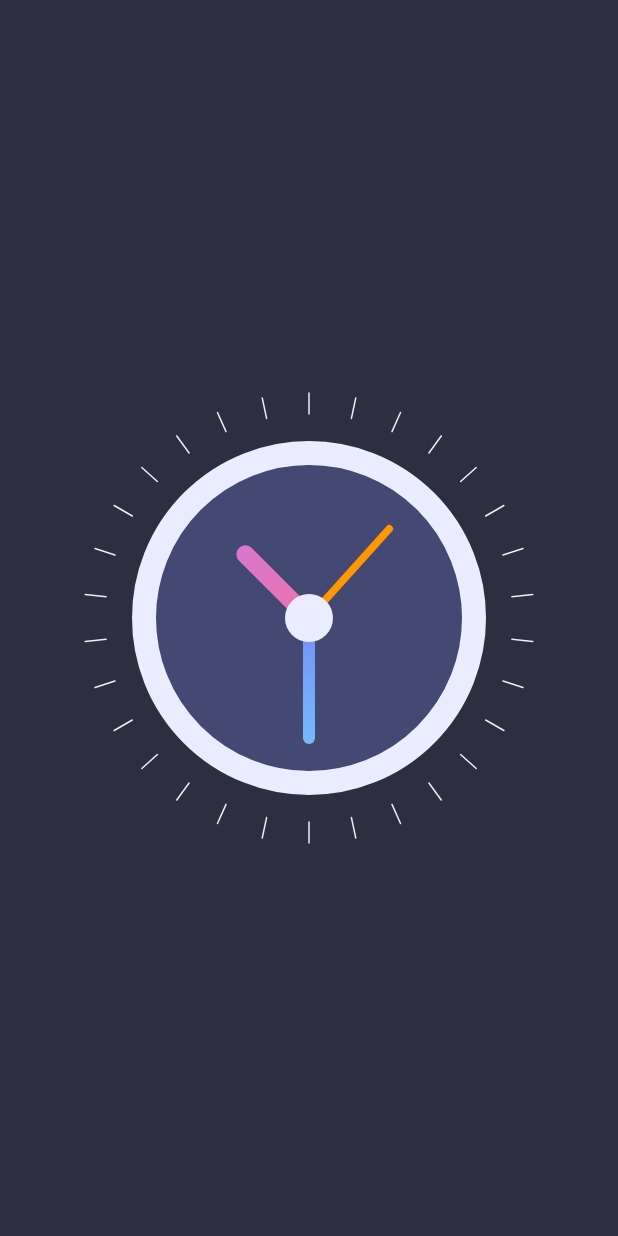
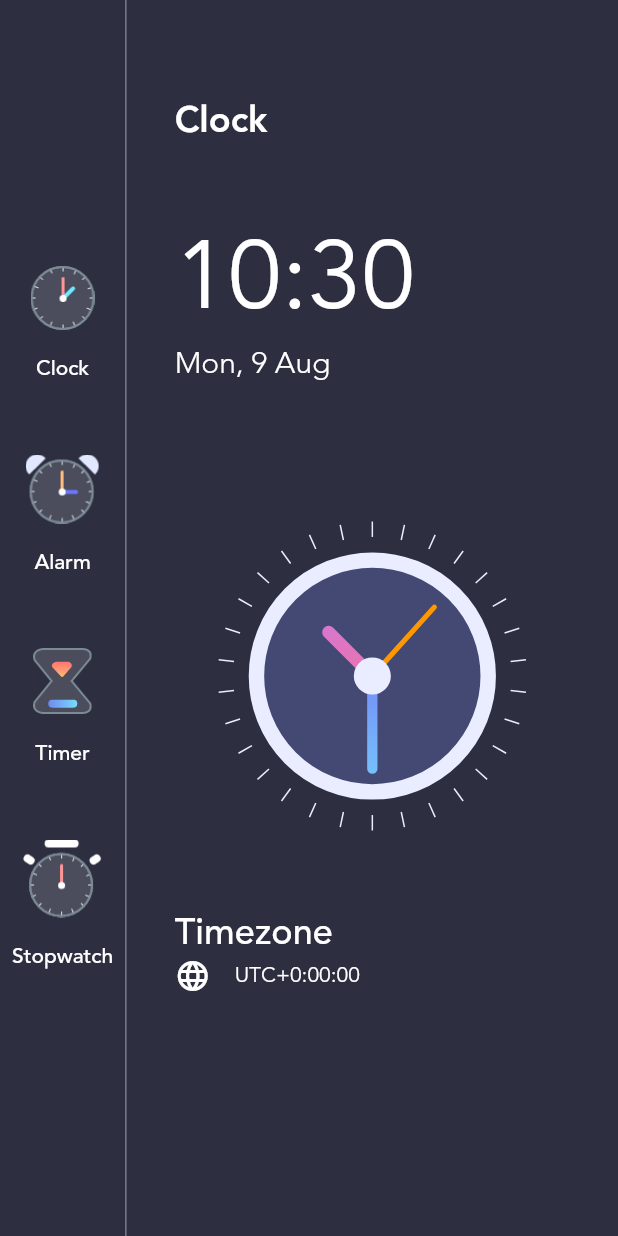
Before and after one commit to furqanalishah/flutter_clock, a Flutter app: the screen it shows after launch, on a phone screen of 412 x 824 dp. Run offline on Flutter 3.47's test engine with Material 2 defaults, Android fonts, the phone set to English and light mode, and no system bars.

Commit message:
Feature/clock main screen (#2)
* add assets

* add menu icons

```diff
--- a/lib/main.dart
+++ b/lib/main.dart
@@ -1,5 +1,6 @@
 import 'package:flutter/material.dart';
 import 'package:flutter_clock/clock_view.dart';
+import 'package:intl/intl.dart';
 
 void main() {
   runApp(MyApp());
@@ -29,11 +30,133 @@ class HomePage extends StatefulWidget {
 class _HomePageState extends State<HomePage> {
   @override
   Widget build(BuildContext context) {
+    var now = DateTime.now();
+    var formattedTime = DateFormat('HH:mm').format(now);
+    var formattedDate = DateFormat('EEE, d MMM').format(now);
+    var timezoneString = now.timeZoneOffset.toString().split('.').first;
+    var offsetSign = '';
+    if (!timezoneString.startsWith('-')) offsetSign = '+';
+
     return Scaffold(
-      body: Container(
-        alignment: Alignment.center,
-        color: Color(0xFF2D2F41),
-        child: ClockView(),
+      backgroundColor: Color(0xFF2D2F41),
+      body: Row(
+        children: [
+          Column(
+            mainAxisAlignment: MainAxisAlignment.center,
+            children: [
+              buildMenuButton("Clock", "assets/clock_icon.png"),
+              buildMenuButton("Alarm", "assets/alarm_icon.png"),
+              buildMenuButton("Timer", "assets/timer_icon.png"),
+              buildMenuButton("Stopwatch", "assets/stopwatch_icon.png"),
+            ],
+          ),
+          VerticalDivider(
+            color: Colors.white54,
+            width: 1,
+          ),
+          Expanded(
+            child: Container(
+              padding: EdgeInsets.symmetric(vertical: 64, horizontal: 32),
+              alignment: Alignment.center,
+              child: Column(
+                crossAxisAlignment: CrossAxisAlignment.start,
+                children: [
+                  Flexible(
+                    fit: FlexFit.tight,
+                    child: Text(
+                      'Clock',
+                      style: TextStyle(
+                        fontFamily: 'avenir',
+                        fontWeight: FontWeight.w700,
+                        color: Colors.white,
+                        fontSize: 24,
+                      ),
+                    ),
+                  ),
+                  Flexible(
+                    flex: 2,
+                    child: Column(
+                      crossAxisAlignment: CrossAxisAlignment.start,
+                      children: [
+                        Text(
+                          formattedTime,
+                          style: TextStyle(fontFamily: 'avenir', color: Colors.white, fontSize: 64),
+                        ),
+                        Text(
+                          formattedDate,
+                          style: TextStyle(
+                            fontWeight: FontWeight.w300,
+                            fontFamily: 'avenir',
+                            color: Colors.white,
+                            fontSize: 20,
+                          ),
+                        ),
+                      ],
+                    ),
+                  ),
+                  Flexible(
+                    flex: 4,
+                    fit: FlexFit.tight,
+                    child: Align(
+                      alignment: Alignment.center,
+                      child: ClockView(size: MediaQuery.of(context).size.height / 4),
+                    ),
+                  ),
+                  Flexible(
+                      flex: 2,
+                      fit: FlexFit.tight,
+                      child: Column(
+                        crossAxisAlignment: CrossAxisAlignment.start,
+                        children: [
+                          Text(
+                            'Timezone',
+                            style: TextStyle(
+                              fontWeight: FontWeight.w500,
+                              fontFamily: 'avenir',
+                              color: Colors.white,
+                              fontSize: 24,
+                            ),
+                          ),
+                          Row(
+                            children: [
+                              Icon(Icons.language, color: Colors.white),
+                              SizedBox(width: 16),
+                              Text(
+                                'UTC$offsetSign$timezoneString',
+                                style: TextStyle(
+                                    fontFamily: 'avenir', color: Colors.white, fontSize: 14),
+                              ),
+                            ],
+                          ),
+                        ],
+                      ))
+                ],
+              ),
+            ),
+          ),
+        ],
+      ),
+    );
+  }
+
+  Padding buildMenuButton(String title, String image) {
+    return Padding(
+      padding: const EdgeInsets.symmetric(vertical: 16.0),
+      child: TextButton(
+        onPressed: () {},
+        child: Column(
+          children: [
+            Image.asset(
+              image,
+              scale: 1.5,
+            ),
+            SizedBox(height: 16),
+            Text(
+              title,
+              style: TextStyle(fontFamily: 'avenir', color: Colors.white, fontSize: 14),
+            )
+          ],
+        ),
       ),
     );
   }
```
Also changed, not shown: lib/clock_view.dart (+29 -27 lines), pubspec.yaml (+13 -13 lines), assets/add_alarm.png (added), assets/alarm_icon.png (added), assets/clock_icon.png (added), assets/fonts/Avenir-Book.ttf (added), assets/fonts/Avenir-Heavy.ttf (added), assets/fonts/Avenir-Light.ttf (added), assets/fonts/Avenir-Medium.ttf (added), assets/stopwatch_icon.png (added), assets/timer_icon.png (added), pubspec.lock.
